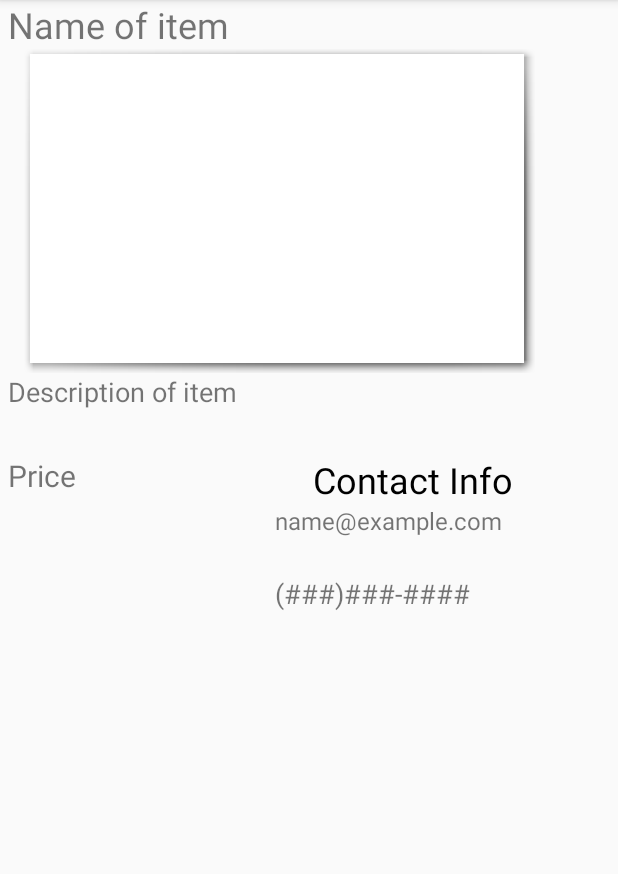
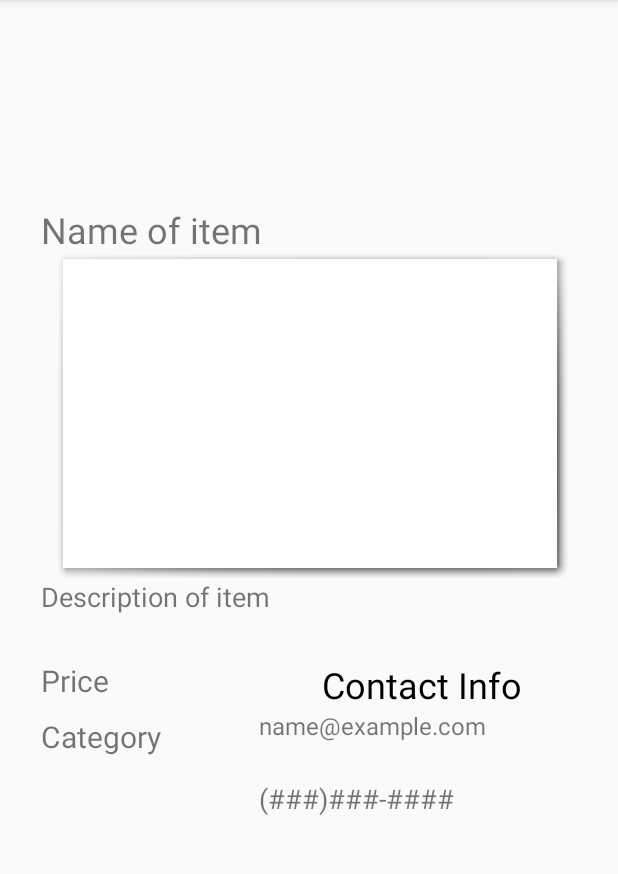
Before and after one commit to Vincenth421/MarketplaceApp, an Android app: the DisplayOffer screen opened directly, with no data from a screen before it, on a phone screen of 412 x 824 dp, the part 84-958 px from its top. Run offline under Robolectric (Android 15) with nearby library versions, the phone set to English and light mode, and no system bars; our stand-ins replace Firebase (no records; nobody signed in at launch, a user with empty details on screens opened directly); pictures from the network do not load.

Commit message:
display fixing

```diff
--- a/app/src/main/java/com/example/vince/marketplaceapp/DisplayOffer.java
+++ b/app/src/main/java/com/example/vince/marketplaceapp/DisplayOffer.java
@@ -5,6 +5,7 @@ import android.graphics.BitmapFactory;
 import android.support.annotation.NonNull;
 import android.support.v7.app.AppCompatActivity;
 import android.os.Bundle;
+import android.view.Display;
 import android.widget.EditText;
 import android.widget.ImageView;
 import android.widget.TextView;
@@ -12,6 +13,7 @@ import android.widget.TextView;
 import com.bumptech.glide.Glide;
 import com.google.android.gms.tasks.OnFailureListener;
 import com.google.android.gms.tasks.OnSuccessListener;
+import com.google.firebase.database.ChildEventListener;
 import com.google.firebase.database.DataSnapshot;
 import com.google.firebase.database.DatabaseError;
 import com.google.firebase.database.DatabaseReference;
@@ -32,7 +34,9 @@ public class DisplayOffer extends AppCompatActivity {
     TextView textViewPrice;
     TextView textViewEmail;
     TextView textViewPhone;
-    String key = "";
+    TextView textViewCategory;
+    String userKey = "";
+    String information = "";
 
     MainActivity main = new MainActivity();
 
@@ -42,21 +46,77 @@ public class DisplayOffer extends AppCompatActivity {
     StorageReference storageRef = FirebaseStorage.getInstance().getReference();
 
 
+
     @Override
     protected void onCreate(Bundle savedInstanceState) {
         super.onCreate(savedInstanceState);
         setContentView(R.layout.activity_display_offer);
         targetImage = (ImageView)findViewById(R.id.targetimage);
-        textViewName = (TextView)findViewById(R.id.textView);
-        textViewDescription = (TextView) findViewById(R.id.textView2);
-        textViewPrice = (TextView) findViewById(R.id.textView3);
-        textViewEmail = (TextView) findViewById(R.id.textView5);
-        textViewPhone = (TextView) findViewById(R.id.textView6);
+        textViewName = (TextView)findViewById(R.id.textViewTitle);
+        textViewDescription = (TextView) findViewById(R.id.textViewDes);
+        textViewPrice = (TextView) findViewById(R.id.price);
+        textViewEmail = (TextView) findViewById(R.id.textViewEmail);
+        textViewPhone = (TextView) findViewById(R.id.textViewNumber);
+        textViewCategory = (TextView) findViewById(R.id.category);
+
+        if (savedInstanceState == null) {
+            Bundle extras = getIntent().getExtras();
+            if(extras == null) {
+                userKey = null;
+            } else {
+                userKey = extras.getString("KEY");
+            }
+        } else {
+            userKey = (String) savedInstanceState.getSerializable("KEY");
+        }
     }
     @Override
     protected void onStart() {
         super.onStart();
-        rootRef.addValueEventListener(new ValueEventListener() {
+        rootRef.addChildEventListener(new ChildEventListener() {
+            @Override
+            public void onChildAdded(DataSnapshot dataSnapshot, String s) {
+                if (dataSnapshot.hasChild(userKey)) {
+                    String str = dataSnapshot.child(userKey).getValue().toString();
+                    storageRef.child(userKey);
+                    String[] store = str.split(",");
+                    textViewName.setText(store[0]);
+                    textViewDescription.setText(store[1]);
+                    textViewPrice.setText(store[2]);
+                    textViewCategory.setText(store[3]);
+
+                    if (store[4].equals("none")) {
+                        textViewEmail.setText("Not provided.");
+                    }
+                    if (store[5].equals("none")) {
+                        textViewPhone.setText("Not provided.");
+                    }
+                }
+            }
+
+            @Override
+            public void onChildChanged(DataSnapshot dataSnapshot, String s) {
+
+            }
+
+            @Override
+            public void onChildRemoved(DataSnapshot dataSnapshot) {
+
+            }
+
+            @Override
+            public void onChildMoved(DataSnapshot dataSnapshot, String s) {
+
+            }
+
+            @Override
+            public void onCancelled(DatabaseError databaseError) {
+
+            }
+        });
+    }
+
+        /*rootRef.addValueEventListener(new ValueEventListener() {
             @Override
             public void onDataChange(DataSnapshot dataSnapshot) {
                 if (dataSnapshot.hasChild(key)) {
@@ -89,7 +149,7 @@ public class DisplayOffer extends AppCompatActivity {
                             }
                         });
                     } catch (IOException e) {
-                    }*/
+                    }
 
                     // Load the image using Glide
                     Glide.with(DisplayOffer.this)
@@ -97,20 +157,5 @@ public class DisplayOffer extends AppCompatActivity {
                             .load(storageRef)
                             .into(targetImage);
 
-
-                }
-            }
-                @Override
-                public void onCancelled(DatabaseError databaseError) {
-
-                }
-
-            });
-
-    }
-
-    public void setKey(String key){
-        this.key = key;
-    }
-
+    }*/
 }
--- a/app/src/main/java/com/example/vince/marketplaceapp/MainActivity.java
+++ b/app/src/main/java/com/example/vince/marketplaceapp/MainActivity.java
@@ -44,7 +44,6 @@ public class MainActivity extends Activity  {
         super.onCreate(savedInstanceState);
         setContentView(R.layout.activity_main);
         listings = (LinearLayout) findViewById(R.id.listingsLayout);
-        displayOffer = new DisplayOffer();
 
         Spinner spinner = (Spinner) findViewById(R.id.categories_spinner);
         // Create an ArrayAdapter using the string array and a default spinner layout
@@ -101,11 +100,11 @@ public class MainActivity extends Activity  {
                         offer.setClickable(true);
                         // Finally, add the drawable background to TextView
                         offer.setBackground(sd);
-                        offer.setTag((String)child.getKey());
+                        offer.setTag(child.getKey().toString());
                         offer.setOnClickListener(new View.OnClickListener() {
                             @Override
                             public void onClick(View v) {
-                                displayOffer.setKey((String)offer.getTag());
+                                displayIntent.putExtra("KEY", offer.getTag().toString());
                                 startActivity(displayIntent);
                             }
                         });
--- a/app/src/main/res/layout/activity_display_offer.xml
+++ b/app/src/main/res/layout/activity_display_offer.xml
@@ -10,13 +10,16 @@
         android:layout_width="368dp"
         android:layout_height="495dp"
         android:orientation="vertical"
+        android:paddingLeft="5dp"
         android:weightSum="1"
-        android:paddingLeft="5dp"
-        tools:layout_editor_absoluteX="8dp"
-        tools:layout_editor_absoluteY="8dp">
+        app:layout_constraintBottom_toBottomOf="parent"
+        app:layout_constraintEnd_toEndOf="parent"
+        app:layout_constraintHorizontal_bias="0.5"
+        app:layout_constraintStart_toStartOf="parent"
+        app:layout_constraintTop_toTopOf="parent">
 
         <TextView
-            android:id="@+id/textView"
+            android:id="@+id/textViewTitle"
             android:layout_width="match_parent"
             android:layout_height="wrap_content"
             android:text="Name of item"
@@ -37,9 +40,9 @@
                 android:id="@+id/targetimage"
                 android:layout_width="323dp"
                 android:layout_height="match_parent"
+                android:layout_weight="1.71"
                 android:background="@android:drawable/picture_frame"
-                android:visibility="visible"
-                android:layout_weight="1.71" />
+                android:visibility="visible" />
 
             <Space
                 android:layout_width="wrap_content"
@@ -50,30 +53,45 @@
 
 
         <TextView
-            android:id="@+id/textView2"
+            android:id="@+id/textViewDes"
             android:layout_width="match_parent"
             android:layout_height="wrap_content"
+            android:layout_weight="0.25"
             android:text="Description of item"
-            android:textSize="18dp"
-            android:layout_weight="0.25" />
+            android:textSize="18dp" />
 
         <LinearLayout
             android:layout_width="match_parent"
             android:layout_height="wrap_content"
-            android:orientation="horizontal"
-            android:weightSum="1"
-            android:layout_weight="0.34">
-
-            <TextView
-                android:id="@+id/textView3"
-                android:layout_width="178dp"
-                android:layout_height="47dp"
-                android:text="Price"
-                android:textSize="20dp" />
+            android:layout_weight="0.34"
+            android:orientation="horizontal">
 
             <LinearLayout
                 android:layout_width="match_parent"
                 android:layout_height="wrap_content"
+                android:layout_weight="3"
+                android:orientation="vertical">
+
+                <TextView
+                    android:id="@+id/price"
+                    android:layout_width="match_parent"
+                    android:layout_height="match_parent"
+                    android:text="Price"
+                    android:textSize="20dp" />
+
+                <TextView
+                    android:id="@+id/category"
+                    android:layout_width="match_parent"
+                    android:layout_height="match_parent"
+                    android:layout_marginTop="10dp"
+                    android:text="Category"
+                    android:textSize="20dp" />
+            </LinearLayout>
+
+            <LinearLayout
+                android:layout_width="match_parent"
+                android:layout_height="wrap_content"
+                android:layout_weight="2"
                 android:orientation="vertical">
 
                 <TextView
@@ -89,14 +107,14 @@
                     tools:layout_editor_absoluteY="-12dp" />
 
                 <TextView
-                    android:id="@+id/textView5"
+                    android:id="@+id/textViewEmail"
                     android:layout_width="match_parent"
                     android:layout_height="47dp"
                     android:text="name@example.com"
                     android:textSize="16dp" />
 
                 <TextView
-                    android:id="@+id/textView6"
+                    android:id="@+id/textViewNumber"
                     android:layout_width="match_parent"
                     android:layout_height="47dp"
                     android:text="(###)###-####"
```
